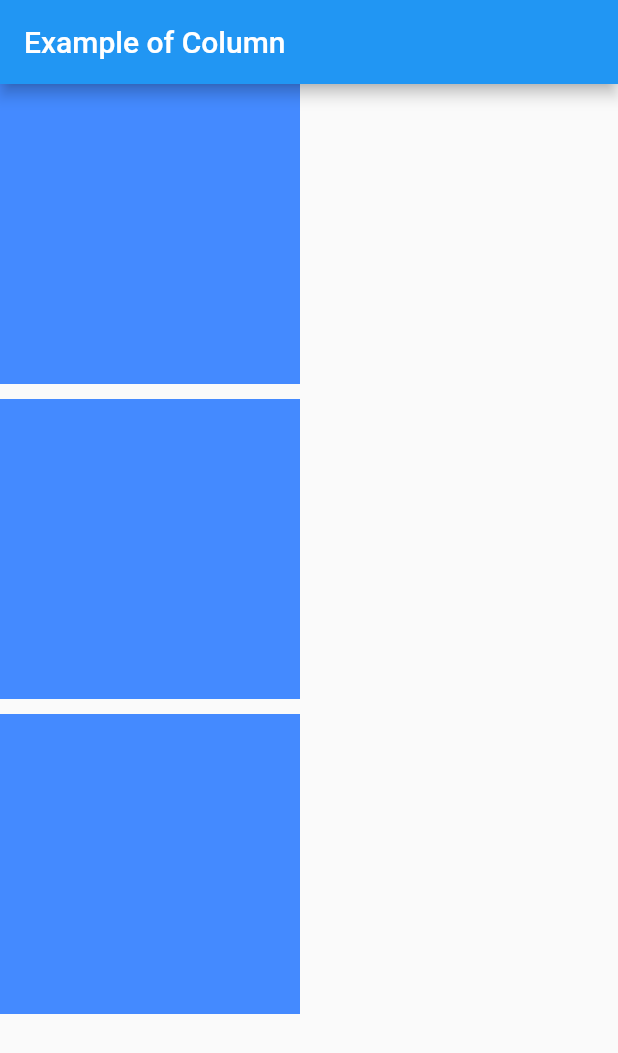
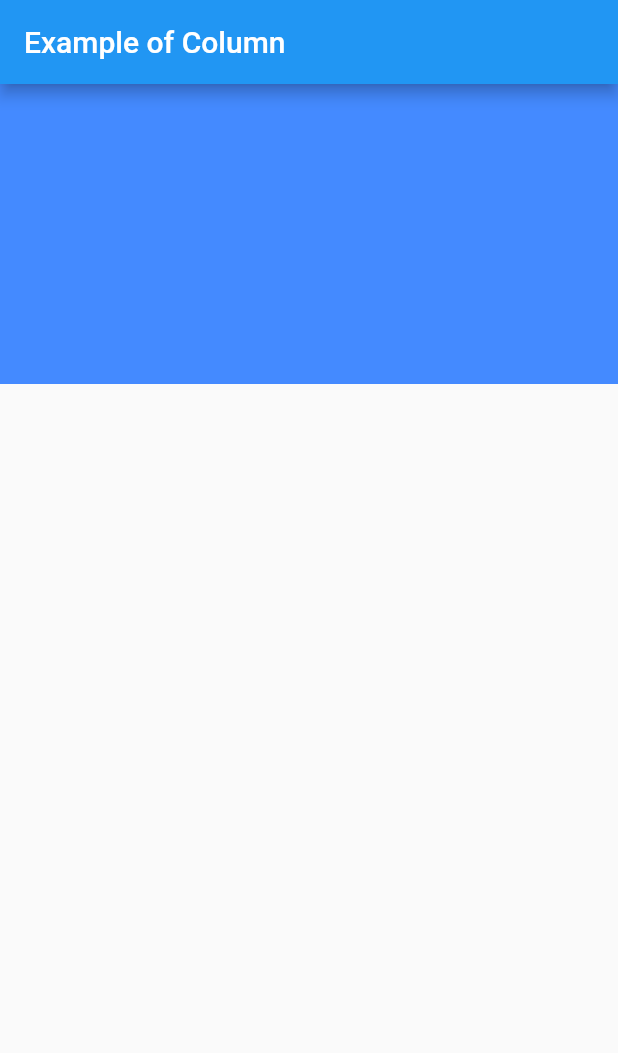
Before and after one commit to ahmedhossain29/FlutterBasicWidget, a Flutter app: the screen it shows after launch, on a phone screen of 412 x 824 dp. Shown: the top 1053 px of the screen. Run offline on Flutter 3.47's test engine with Material 2 defaults, Android fonts, the phone set to English and light mode, and no system bars.

Commit message:
List View & SingleChildScrollView

```diff
--- /dev/null
+++ b/lib/listview_scrollview.dart
@@ -0,0 +1,41 @@
+import 'package:flutter/material.dart';
+
+class listView extends StatelessWidget {
+  @override
+  Widget build(BuildContext context) {
+    return MaterialApp(
+      home: SafeArea(
+        child: Scaffold(
+          appBar: AppBar(
+            title: Text('Example of Column'),
+          ),
+          body: SingleChildScrollView(
+            // Column ( Listview (children:<widget>[Column propatices ]))
+            scrollDirection: Axis.horizontal,
+            child: Row(
+              children: <Widget>[
+                Container(
+                  height: 200,
+                  width: 200,
+                  color: Colors.blueAccent,
+                ),
+                SizedBox(height: 10),
+                Container(
+                  height: 200,
+                  width: 200,
+                  color: Colors.blueAccent,
+                ),
+                SizedBox(height: 10),
+                Container(
+                  height: 200,
+                  width: 200,
+                  color: Colors.blueAccent,
+                ),
+              ],
+            ),
+          ),
+        ),
+      ),
+    );
+  }
+}
--- a/lib/main.dart
+++ b/lib/main.dart
@@ -2,9 +2,10 @@ import 'package:flutter/material.dart';
 import 'package:flutter_application_1/appBar_textWidget.dart';
 import 'package:flutter_application_1/column_Row.dart';
 import 'package:flutter_application_1/containerWidget.dart';
+import 'package:flutter_application_1/listview_scrollview.dart';
 import 'package:flutter_application_1/safearea.dart';
 import 'package:flutter_application_1/statelesswidget.dart';
 
 void main() {
-  runApp(column_row());
+  runApp(listView());
 }
```
